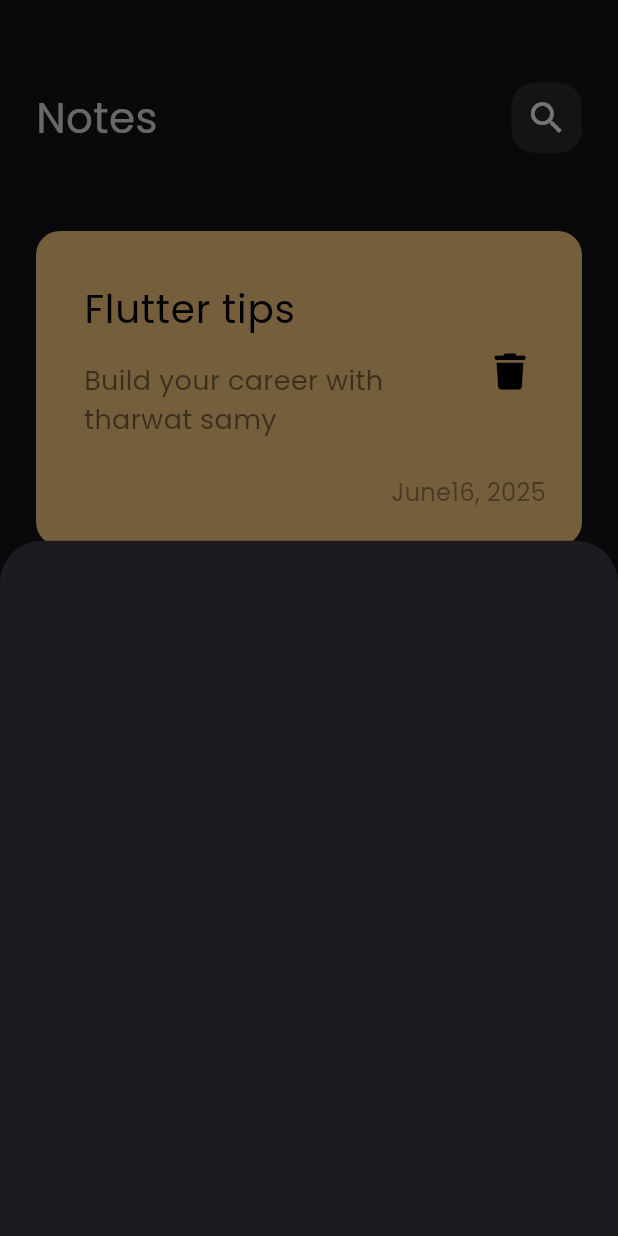
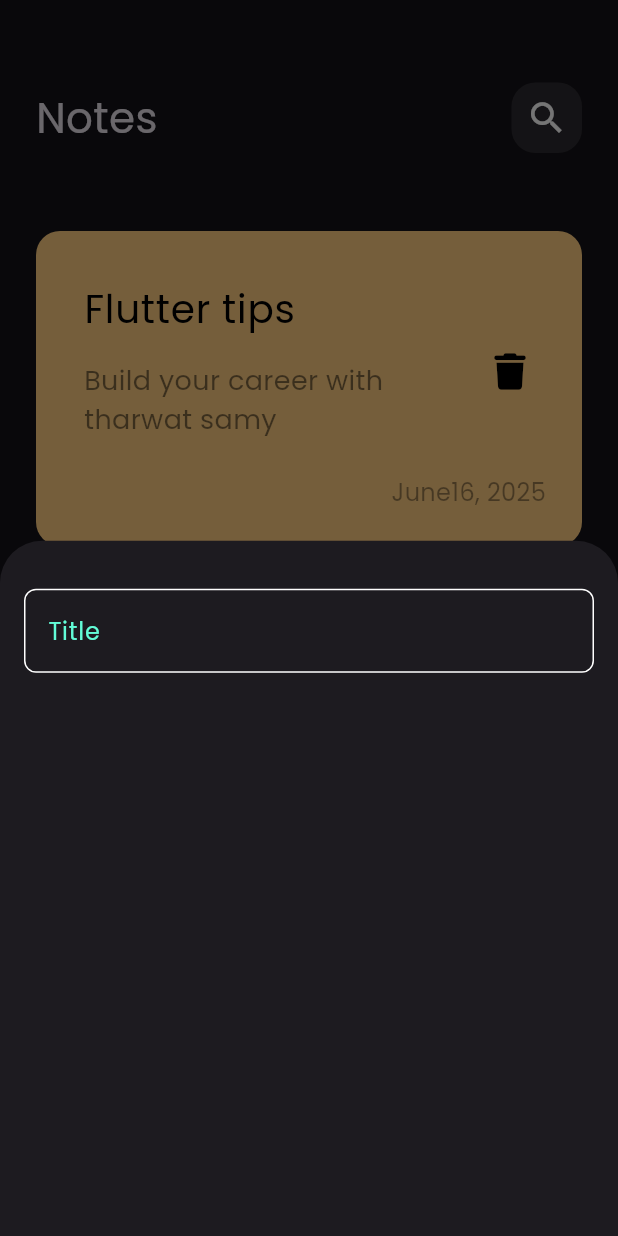
Before and after one commit to AbdullahCod3/notes_app, a Flutter app: the screen it shows after launch, after a tap on the "add" icon, on a phone screen of 412 x 824 dp. Run offline on Flutter 3.47's test engine with Material 3 defaults, Android fonts, the phone set to English and light mode, and no system bars; our stand-ins replace font_awesome_flutter.

Commit message:
create custom text field

```diff
--- /dev/null
+++ b/lib/constants.dart
@@ -0,0 +1,3 @@
+import 'package:flutter/material.dart';
+
+const kPrimaryColor = Color(0xff62FCD7);
--- a/lib/views/widgets/add_note_bottom_sheet.dart
+++ b/lib/views/widgets/add_note_bottom_sheet.dart
@@ -1,10 +1,14 @@
 import 'package:flutter/material.dart';
+import 'package:notes_app/views/widgets/custom_text_field.dart';
 
 class AddNoteBottomSheet extends StatelessWidget {
   const AddNoteBottomSheet({super.key});
 
   @override
   Widget build(BuildContext context) {
-    return Container();
+    return Padding(
+      padding: const EdgeInsets.symmetric(horizontal: 16),
+      child: Column(children: [SizedBox(height: 32), CustomTextField()]),
+    );
   }
 }
--- /dev/null
+++ b/lib/views/widgets/custom_text_field.dart
@@ -0,0 +1,27 @@
+import 'package:flutter/material.dart';
+import 'package:notes_app/constants.dart';
+
+class CustomTextField extends StatelessWidget {
+  const CustomTextField({super.key});
+
+  @override
+  Widget build(BuildContext context) {
+    return TextField(
+      cursorColor: kPrimaryColor,
+      decoration: InputDecoration(
+        hintText: 'Title',
+        hintStyle: TextStyle(color: kPrimaryColor),
+        border: buildBorder(),
+        enabledBorder: buildBorder(),
+        focusedBorder: buildBorder(kPrimaryColor),
+      ),
+    );
+  }
+
+  OutlineInputBorder buildBorder([color]) {
+    return OutlineInputBorder(
+      borderSide: BorderSide(color: color ?? Colors.white),
+      borderRadius: BorderRadius.circular(8),
+    );
+  }
+}
```
